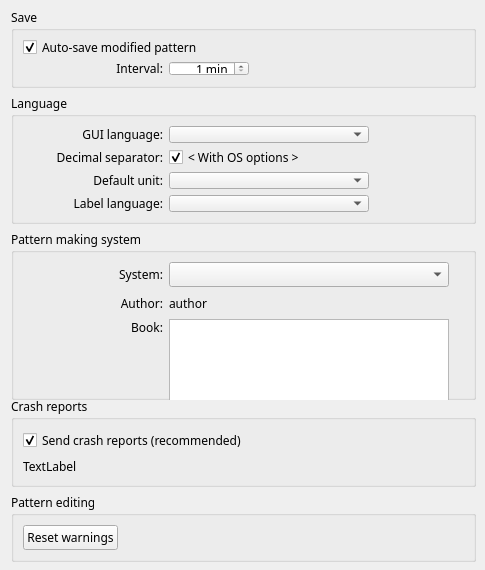
Old version of the form src/app/seamly2d/dialogs/configpages/preferencesconfigurationpage.ui in the repository FashionFreedom/Seamly2D.
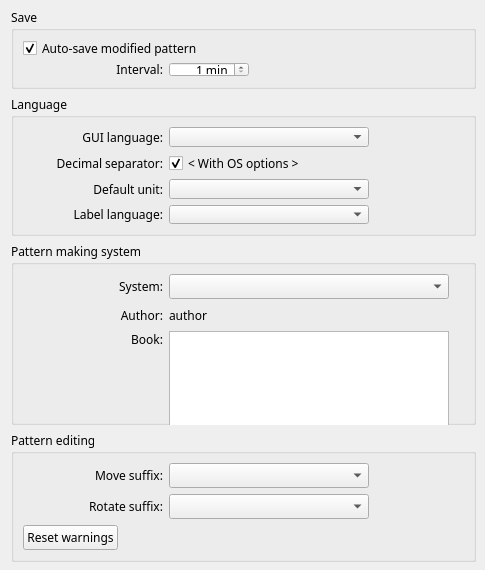
New version of the form.

Commit message:
Add arrowed line class and move & rotate suffix pref
Add arrowed line for the move line visual and add pref defaults for the move & rotate tools additional suffix.

```diff
--- a/src/app/seamly2d/dialogs/configpages/preferencesconfigurationpage.ui
+++ b/src/app/seamly2d/dialogs/configpages/preferencesconfigurationpage.ui
@@ -484,80 +484,6 @@
     </widget>
    </item>
    <item row="3" column="0">
-    <widget class="QGroupBox" name="crashReports_GroupBox">
-     <property name="minimumSize">
-      <size>
-       <width>465</width>
-       <height>0</height>
-      </size>
-     </property>
-     <property name="maximumSize">
-      <size>
-       <width>465</width>
-       <height>16777215</height>
-      </size>
-     </property>
-     <property name="font">
-      <font>
-       <family>MS Shell Dlg 2 UI</family>
-       <pointsize>9</pointsize>
-      </font>
-     </property>
-     <property name="title">
-      <string>Crash reports</string>
-     </property>
-     <layout class="QGridLayout" name="gridLayout_4">
-      <item row="0" column="0">
-       <widget class="QCheckBox" name="sendReportCheck">
-        <property name="sizePolicy">
-         <sizepolicy hsizetype="Preferred" vsizetype="Fixed">
-          <horstretch>0</horstretch>
-          <verstretch>0</verstretch>
-         </sizepolicy>
-        </property>
-        <property name="font">
-         <font>
-          <family>MS Shell Dlg 2 UI</family>
-          <pointsize>9</pointsize>
-         </font>
-        </property>
-        <property name="text">
-         <string>Send crash reports (recommended)</string>
-        </property>
-        <property name="checked">
-         <bool>true</bool>
-        </property>
-       </widget>
-      </item>
-      <item row="1" column="0">
-       <widget class="QLabel" name="description">
-        <property name="font">
-         <font>
-          <family>MS Shell Dlg 2 UI</family>
-          <pointsize>9</pointsize>
-         </font>
-        </property>
-        <property name="text">
-         <string notr="true">TextLabel</string>
-        </property>
-        <property name="textFormat">
-         <enum>Qt::RichText</enum>
-        </property>
-        <property name="wordWrap">
-         <bool>true</bool>
-        </property>
-        <property name="openExternalLinks">
-         <bool>true</bool>
-        </property>
-        <property name="textInteractionFlags">
-         <set>Qt::TextBrowserInteraction</set>
-        </property>
-       </widget>
-      </item>
-     </layout>
-    </widget>
-   </item>
-   <item row="4" column="0">
     <widget class="QGroupBox" name="patternEditing_GroupBox">
      <property name="minimumSize">
       <size>
@@ -580,38 +506,128 @@
      <property name="title">
       <string>Pattern editing</string>
      </property>
-     <layout class="QGridLayout" name="gridLayout_5">
-      <item row="0" column="0">
-       <widget class="QPushButton" name="resetWarningsButton">
-        <property name="sizePolicy">
-         <sizepolicy hsizetype="Fixed" vsizetype="Fixed">
-          <horstretch>0</horstretch>
-          <verstretch>0</verstretch>
-         </sizepolicy>
-        </property>
-        <property name="font">
-         <font>
-          <family>MS Shell Dlg 2 UI</family>
-          <pointsize>9</pointsize>
-         </font>
-        </property>
-        <property name="text">
-         <string>Reset warnings</string>
-        </property>
-       </widget>
+     <layout class="QVBoxLayout" name="verticalLayout">
+      <item>
+       <layout class="QHBoxLayout" name="horizontalLayout">
+        <item>
+         <widget class="QLabel" name="label_8">
+          <property name="minimumSize">
+           <size>
+            <width>140</width>
+            <height>0</height>
+           </size>
+          </property>
+          <property name="text">
+           <string>Move suffix:</string>
+          </property>
+          <property name="alignment">
+           <set>Qt::AlignRight|Qt::AlignTrailing|Qt::AlignVCenter</set>
+          </property>
+         </widget>
+        </item>
+        <item>
+         <widget class="QComboBox" name="moveSuffix_ComboBox">
+          <property name="minimumSize">
+           <size>
+            <width>200</width>
+            <height>0</height>
+           </size>
+          </property>
+         </widget>
+        </item>
+        <item>
+         <spacer name="horizontalSpacer_5">
+          <property name="orientation">
+           <enum>Qt::Horizontal</enum>
+          </property>
+          <property name="sizeHint" stdset="0">
+           <size>
+            <width>40</width>
+            <height>20</height>
+           </size>
+          </property>
+         </spacer>
+        </item>
+       </layout>
       </item>
-      <item row="0" column="1">
-       <spacer name="horizontalSpacer_2">
-        <property name="orientation">
-         <enum>Qt::Horizontal</enum>
-        </property>
-        <property name="sizeHint" stdset="0">
-         <size>
-          <width>40</width>
-          <height>20</height>
-         </size>
-        </property>
-       </spacer>
+      <item>
+       <layout class="QHBoxLayout" name="horizontalLayout_2">
+        <item>
+         <widget class="QLabel" name="label_10">
+          <property name="minimumSize">
+           <size>
+            <width>140</width>
+            <height>0</height>
+           </size>
+          </property>
+          <property name="text">
+           <string>Rotate suffix:</string>
+          </property>
+          <property name="alignment">
+           <set>Qt::AlignRight|Qt::AlignTrailing|Qt::AlignVCenter</set>
+          </property>
+         </widget>
+        </item>
+        <item>
+         <widget class="QComboBox" name="rotateSuffix_ComboBox">
+          <property name="minimumSize">
+           <size>
+            <width>200</width>
+            <height>0</height>
+           </size>
+          </property>
+         </widget>
+        </item>
+        <item>
+         <spacer name="horizontalSpacer_6">
+          <property name="orientation">
+           <enum>Qt::Horizontal</enum>
+          </property>
+          <property name="sizeHint" stdset="0">
+           <size>
+            <width>40</width>
+            <height>20</height>
+           </size>
+          </property>
+         </spacer>
+        </item>
+       </layout>
+      </item>
+      <item>
+       <layout class="QHBoxLayout" name="horizontalLayout_3">
+        <item>
+         <widget class="QPushButton" name="resetWarningsButton">
+          <property name="sizePolicy">
+           <sizepolicy hsizetype="Fixed" vsizetype="Fixed">
+            <horstretch>0</horstretch>
+            <verstretch>0</verstretch>
+           </sizepolicy>
+          </property>
+          <property name="font">
+           <font>
+            <family>MS Shell Dlg 2 UI</family>
+            <pointsize>9</pointsize>
+           </font>
+          </property>
+          <property name="text">
+           <string>Reset warnings</string>
+          </property>
+         </widget>
+        </item>
+        <item>
+         <spacer name="horizontalSpacer_2">
+          <property name="orientation">
+           <enum>Qt::Horizontal</enum>
+          </property>
+          <property name="sizeHint" stdset="0">
+           <size>
+            <width>40</width>
+            <height>20</height>
+           </size>
+          </property>
+         </spacer>
+        </item>
+       </layout>
       </item>
      </layout>
     </widget>
```
Left out of the diff: 308 changed lines with no effect on the pictures. The commit also changes 20 other files.
